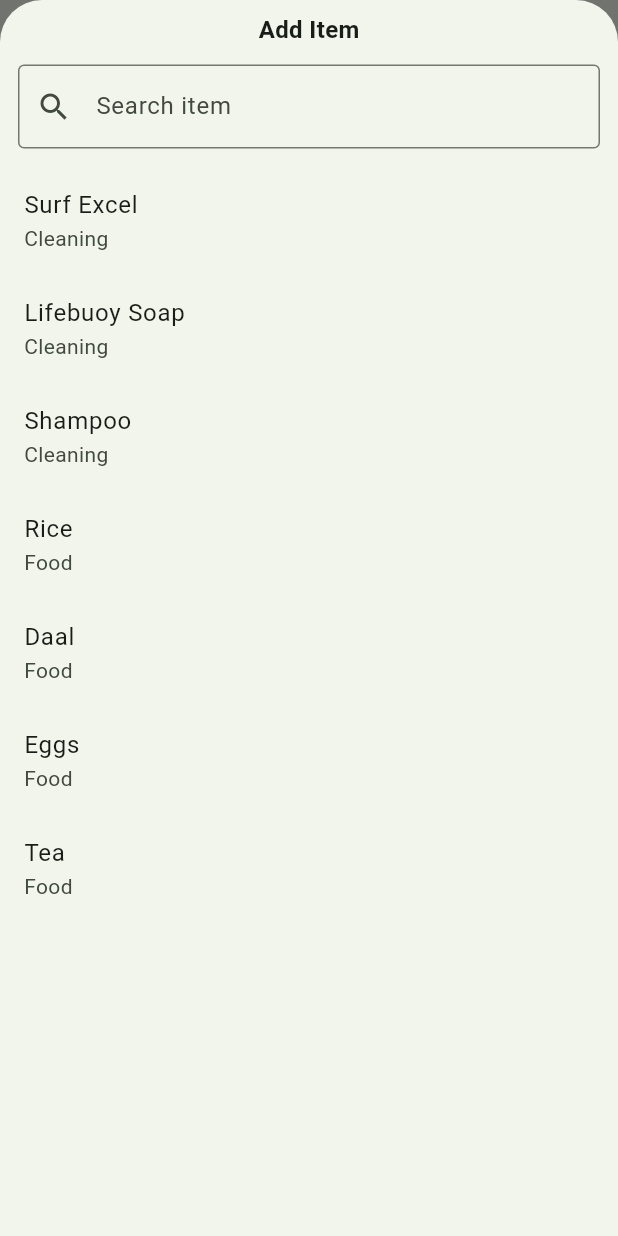
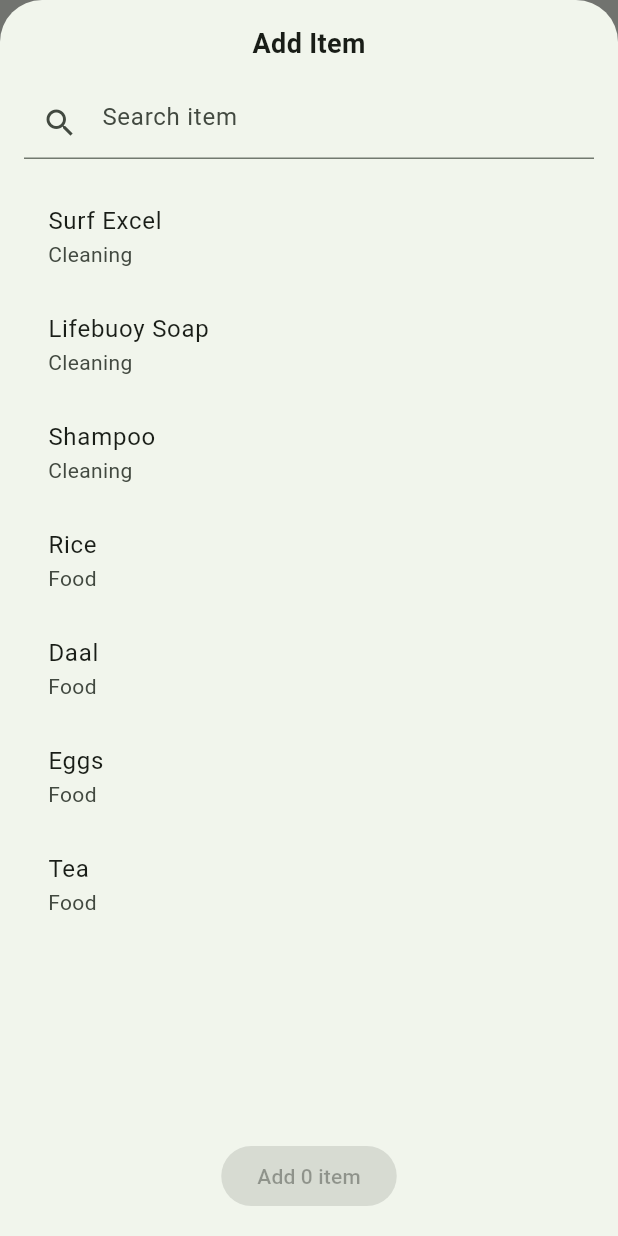
Before and after one commit to iamyasiramjad/grocery_ledger, a Flutter app: the GroceryListWorkspaceScreen screen opened directly with empty values, after a tap on "Add Item", on a phone screen of 412 x 824 dp. Run offline on Flutter 3.47's test engine with Material 3 defaults, Android fonts, the phone set to English and light mode, and no system bars.

Commit message:
Enable multi-select add item bottom sheet

```diff
--- a/lib/features/grocery_list/workspace/add_item_bottom_sheet.dart
+++ b/lib/features/grocery_list/workspace/add_item_bottom_sheet.dart
@@ -2,44 +2,70 @@
 import '../../../core/utils/static_items.dart';
 
 class AddItemBottomSheet extends StatefulWidget {
-  final Function(StaticItem) onItemSelected;
+  final void Function(List<StaticItem>) onItemsSelected;
 
   const AddItemBottomSheet({
     super.key,
-    required this.onItemSelected,
+    required this.onItemsSelected,
   });
 
   @override
   State<AddItemBottomSheet> createState() => _AddItemBottomSheetState();
 }
 
+/* ============================================================
+   STATE CLASS
+   Everything below lives INSIDE the bottom sheet
+   ============================================================ */
+
 class _AddItemBottomSheetState extends State<AddItemBottomSheet> {
+  final TextEditingController _searchController = TextEditingController();
+
+  final Set<StaticItem> _selectedItems = {};
+
   String _query = '';
 
   @override
   Widget build(BuildContext context) {
-    final filteredItems = staticItems
-        .where((item) =>
-            item.name.toLowerCase().contains(_query.toLowerCase()))
-        .toList();
+    final items = staticItems.where((item) {
+      return item.name.toLowerCase().contains(_query.toLowerCase());
+    }).toList();
 
+    return SafeArea(
+      child: Column(
+        children: [
+          _buildHeader(),
+          _buildSearchField(),
+          Expanded(child: _buildItemList(items)),
+          _buildConfirmButton(),
+        ],
+      ),
+    );
+  }
+
+  /* ===================== UI PARTS ===================== */
+
+  Widget _buildHeader() {
+    return const Padding(
+      padding: EdgeInsets.all(16),
+      child: Text(
+        'Add Item',
+        style: TextStyle(
+          fontSize: 18,
+          fontWeight: FontWeight.bold,
+        ),
+      ),
+    );
+  }
+
+  Widget _buildSearchField() {
     return Padding(
-      padding: MediaQuery.of(context).viewInsets,
-      child: Column(
-        mainAxisSize: MainAxisSize.min,
-        children: [
-          const SizedBox(height: 8),
-          const Text(
-            'Add Item',
-            style: TextStyle(fontSize: 16, fontWeight: FontWeight.bold),
-          ),
-          Padding(
-            padding: const EdgeInsets.all(12),
+      padding: const EdgeInsets.symmetric(horizontal: 16),
       child: TextField(
+        controller: _searchController,
         decoration: const InputDecoration(
           hintText: 'Search item',
           prefixIcon: Icon(Icons.search),
-                border: OutlineInputBorder(),
         ),
         onChanged: (value) {
           setState(() {
@@ -47,24 +73,50 @@
           });
         },
       ),
-          ),
-          Expanded(
-            child: ListView.builder(
-              itemCount: filteredItems.length,
+    );
+  }
+
+  Widget _buildItemList(List<StaticItem> items) {
+    return ListView.builder(
+      padding: const EdgeInsets.all(16),
+      itemCount: items.length,
       itemBuilder: (context, index) {
-                final item = filteredItems[index];
+        final item = items[index];
+        final isSelected = _selectedItems.contains(item);
+
         return ListTile(
           title: Text(item.name),
           subtitle: Text(item.category),
+          trailing: isSelected
+              ? const Icon(Icons.check_circle, color: Colors.green)
+              : null,
           onTap: () {
-                    widget.onItemSelected(item);
-                    Navigator.pop(context);
+            setState(() {
+              if (isSelected) {
+                _selectedItems.remove(item);
+              } else {
+                _selectedItems.add(item);
+              }
+            });
           },
         );
       },
+    );
+  }
+
+  Widget _buildConfirmButton() {
+    return Padding(
+      padding: const EdgeInsets.all(16),
+      child: ElevatedButton(
+        onPressed: _selectedItems.isEmpty
+            ? null
+            : () {
+                widget.onItemsSelected(_selectedItems.toList());
+                Navigator.pop(context);
+              },
+        child: Text(
+          'Add ${_selectedItems.length} item${_selectedItems.length > 1 ? 's' : ''}',
         ),
-          ),
-        ],
       ),
     );
   }
--- a/lib/features/grocery_list/workspace/grocery_list_workspace_screen.dart
+++ b/lib/features/grocery_list/workspace/grocery_list_workspace_screen.dart
@@ -138,13 +138,15 @@
           isScrollControlled: true,
           builder: (_) {
             return AddItemBottomSheet(
-              onItemSelected: (item) {
+              onItemsSelected: (items) {
                 setState(() {
-                  final exists = _selectedItems.any(
-                    (e) => e.name == item.name,
-                  );
-                  if (!exists) {
-                    _selectedItems.add(item);
+                  for (final item in items) {
+                    final exists = _selectedItems.any(
+                      (e) => e.name == item.name,
+                    );
+                    if (!exists) {
+                      _selectedItems.add(item);
+                    }
                   }
                 });
               },
```
Lines whose indentation alone changed are shown as unchanged.
